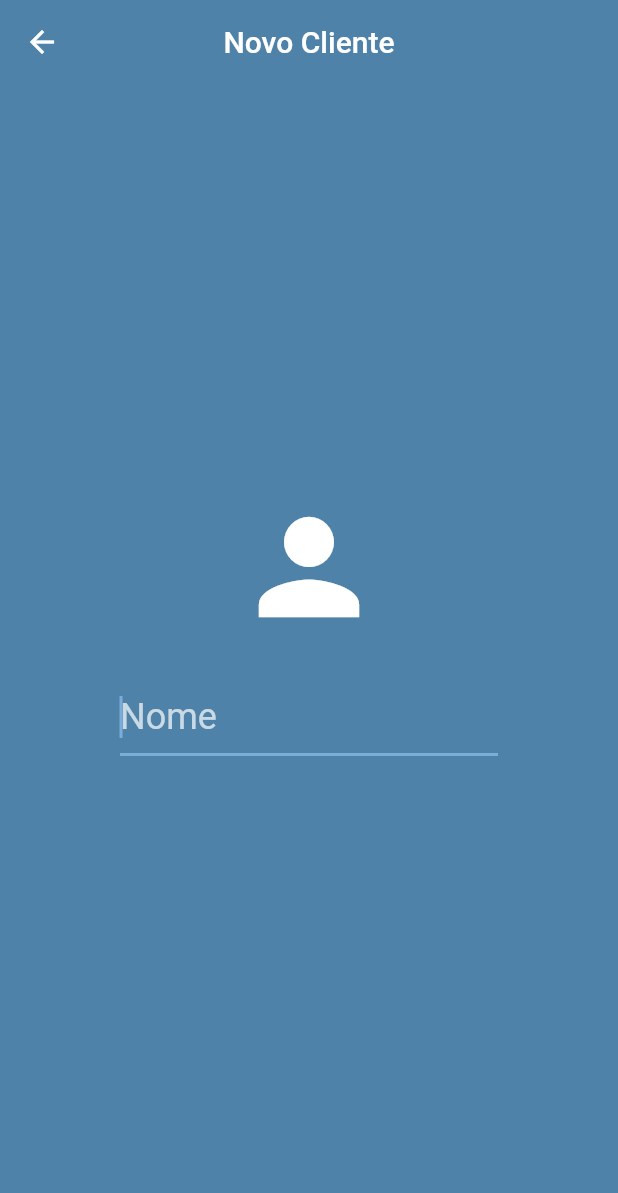
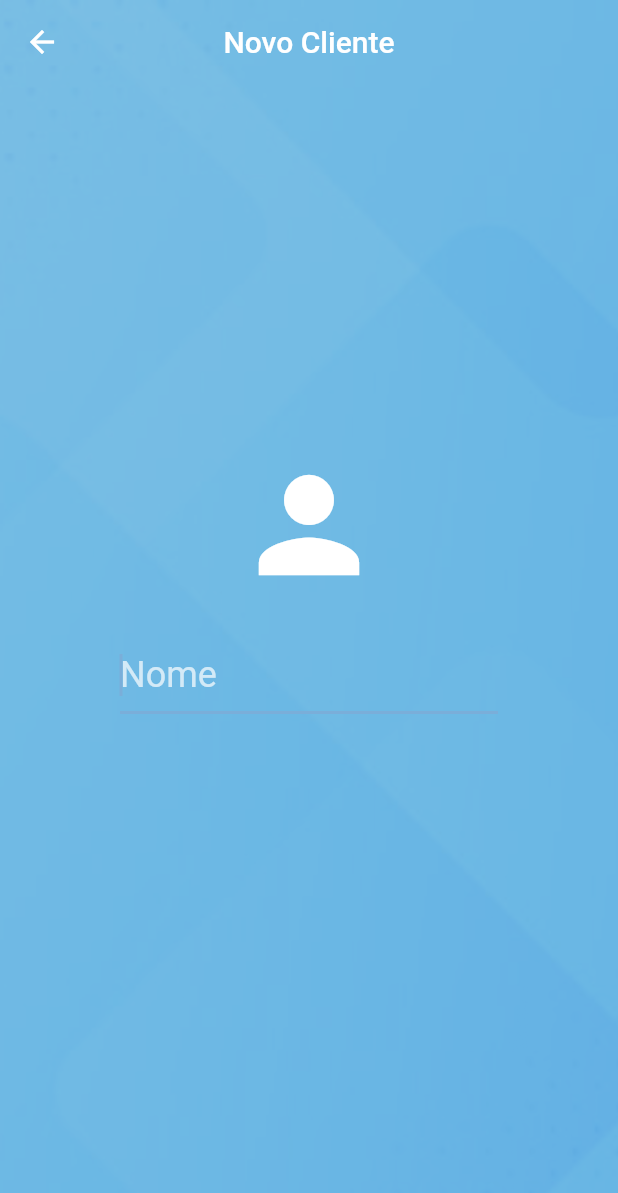
Before and after one commit to guigoverso/central_de_clientes, a Flutter app: the NewClientView screen opened by its route, on a phone screen of 412 x 824 dp. Shown: the top 1193 px of the screen. Run offline on Flutter 3.47's test engine with Material 2 defaults, Android fonts, the phone set to English and light mode, and no system bars; our stand-ins replace sticky_headers; network calls fail.

Commit message:
background image

```diff
--- a/lib/shared/widgets/app_bar_background.dart
+++ b/lib/shared/widgets/app_bar_background.dart
@@ -1,15 +1,17 @@
 import 'package:flutter/material.dart';
 
-class AppBarBackground extends StatelessWidget {
-  const AppBarBackground({
+class AppBackgroundImage extends StatelessWidget {
+  const AppBackgroundImage({
     Key? key,
     this.child,
     this.height,
+    this.width,
     this.imageOpacity = .3,
   }) : super(key: key);
 
   final Widget? child;
   final double? height;
+  final double? width;
   final double imageOpacity;
 
   @override
@@ -17,6 +19,7 @@ class AppBarBackground extends StatelessWidget {
     return Container(
       child: child,
       height: height,
+      width: width,
       decoration: BoxDecoration(
         color: Theme.of(context).colorScheme.primary,
         image: DecorationImage(
--- a/lib/shared/widgets/client_app_bar.dart
+++ b/lib/shared/widgets/client_app_bar.dart
@@ -60,7 +60,7 @@ class ClientAppBar extends StatelessWidget {
               color: theme.background,
               child: Stack(
                 children: [
-                  AppBarBackground(
+                  AppBackgroundImage(
                     height:
                         expandedHeight / 2 + MediaQuery.of(context).padding.top,
                   ),
--- a/lib/view/new_client/new_client_view.dart
+++ b/lib/view/new_client/new_client_view.dart
@@ -2,6 +2,7 @@
 import 'package:central_de_clientes/controller/new_client_controller.dart';
 import 'package:central_de_clientes/core/service/client_service.dart';
 import 'package:central_de_clientes/shared/request_status/request_status_builder.dart';
+import 'package:central_de_clientes/shared/widgets/app_bar_background.dart';
 import 'package:central_de_clientes/view/new_client/widgets/birth_at_input.dart';
 import 'package:central_de_clientes/view/new_client/widgets/section_buttons_navigation.dart';
 import 'package:central_de_clientes/view/new_client/widgets/section_layout.dart';
@@ -58,19 +59,19 @@ class _NewClientViewState extends State<NewClientView> {
       ),
     ];
 
-    final backgroundColor = Theme.of(context).colorScheme.secondary;
-
     return Scaffold(
-      backgroundColor: backgroundColor,
       key: _scaffoldKey,
       appBar: AppBar(
         title:
             const Text('Novo Cliente', style: TextStyle(color: Colors.white)),
         centerTitle: true,
-        backgroundColor: backgroundColor,
+        backgroundColor: Colors.transparent,
         elevation: 0,
       ),
-      body: GestureDetector(
+      extendBodyBehindAppBar: true,
+      body: AppBackgroundImage(
+        imageOpacity: .3,
+        child: GestureDetector(
           onTap: () => FocusScope.of(context).unfocus(),
           child: RequestStatusBuilder(
             listener: _controller.createClienteStatus,
@@ -95,6 +96,7 @@ class _NewClientViewState extends State<NewClientView> {
             ),
           ),
         ),
+      ),
     );
   }
 }
```
Also changed, not shown: lib/view/home/home_view.dart (+5 -3 lines). Lines whose indentation alone changed are shown as unchanged.
